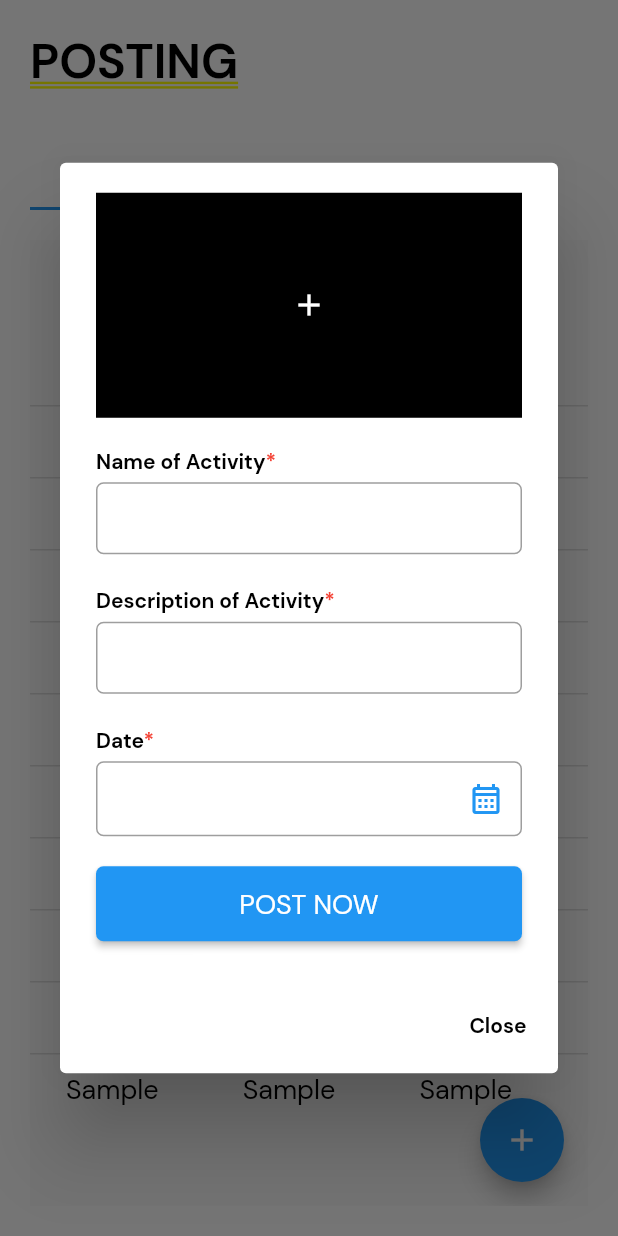
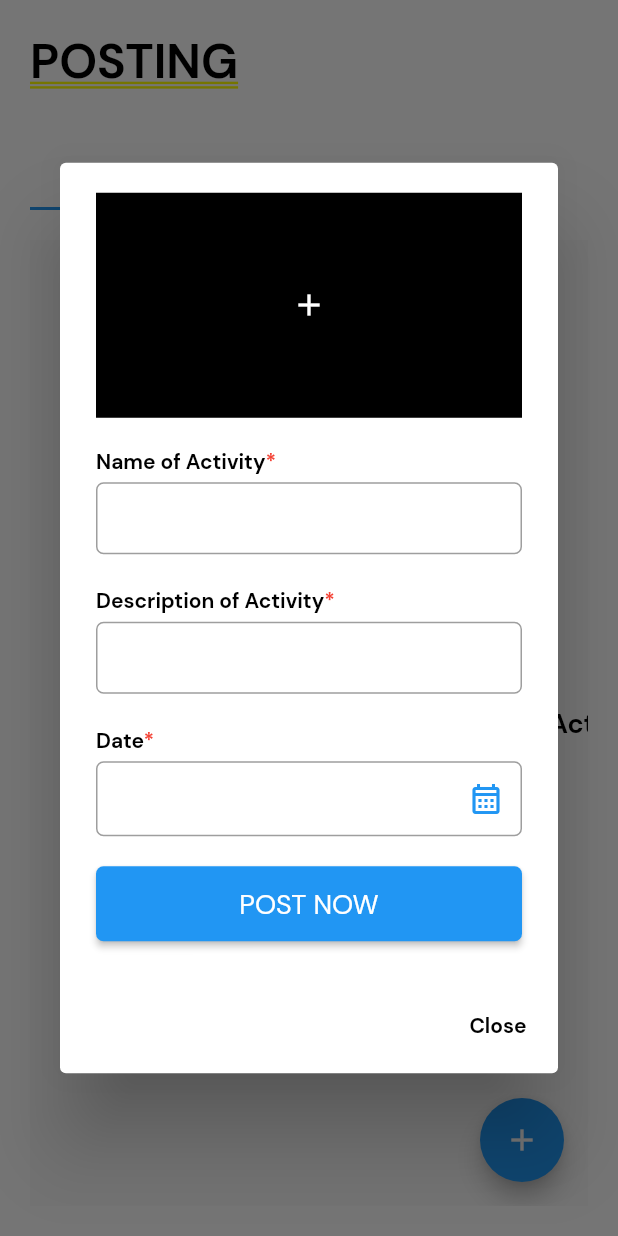
Before and after one commit to lansoyyy/sk-admin, a Flutter app: the PostingTab screen opened directly, after a tap on the "add" icon, on a phone screen of 412 x 824 dp. Run offline on Flutter 3.47's test engine with Material 2 defaults, Android fonts, the light colour scheme and no system bars; our stand-ins replace cloud_firestore, firebase_core, fluttertoast; accounts and stored records are empty.

Commit message:
fetch firebase data on posting

```diff
--- a/lib/screens/tabs/posting_tab.dart
+++ b/lib/screens/tabs/posting_tab.dart
@@ -1,3 +1,4 @@
+import 'package:cloud_firestore/cloud_firestore.dart';
 import 'package:flutter/material.dart';
 import 'package:intl/intl.dart';
 import 'package:sk_admin/widgets/button_widget.dart';
@@ -92,7 +93,7 @@ class _PostingTabState extends State<PostingTab> {
                         Icons.add,
                       ),
                     ),
-                    body: datatable(),
+                    body: datatable('Activities'),
                   ),
                   // Announcements
                   Scaffold(
@@ -123,7 +124,7 @@ class _PostingTabState extends State<PostingTab> {
                         Icons.add,
                       ),
                     ),
-                    body: datatable(),
+                    body: datatable('Announcements'),
                   ),
                   // Survey
                   Scaffold(
@@ -154,7 +155,7 @@ class _PostingTabState extends State<PostingTab> {
                         Icons.add,
                       ),
                     ),
-                    body: datatable(),
+                    body: datatable('Surveys'),
                   ),
                 ]),
               ),
@@ -165,10 +166,25 @@ class _PostingTabState extends State<PostingTab> {
     );
   }
 
-  Widget datatable() {
-    return StreamBuilder<Object>(
-        stream: null,
-        builder: (context, snapshot) {
+  Widget datatable(String collection) {
+    return StreamBuilder<QuerySnapshot>(
+        stream: FirebaseFirestore.instance.collection(collection).snapshots(),
+        builder: (BuildContext context, AsyncSnapshot<QuerySnapshot> snapshot) {
+          if (snapshot.hasError) {
+            print(snapshot.error);
+            return const Center(child: Text('Error'));
+          }
+          if (snapshot.connectionState == ConnectionState.waiting) {
+            return const Padding(
+              padding: EdgeInsets.only(top: 50),
+              child: Center(
+                  child: CircularProgressIndicator(
+                color: Colors.black,
+              )),
+            );
+          }
+
+          final data = snapshot.requireData;
           return Center(
             child: SingleChildScrollView(
               child: DataTable(columns: [
@@ -201,25 +217,27 @@ class _PostingTabState extends State<PostingTab> {
                   ),
                 ),
               ], rows: [
-                for (int i = 0; i < 10; i++)
+                for (int i = 0; i < data.docs.length; i++)
                   DataRow(cells: [
                     DataCell(
                       TextWidget(
-                        text: 'Sample',
+                        text: DateFormat.yMMMd()
+                            .add_jm()
+                            .format(data.docs[i]['dateTime'].toDate()),
                         fontSize: 18,
                         fontFamily: 'Regular',
                       ),
                     ),
                     DataCell(
                       TextWidget(
-                        text: 'Sample',
+                        text: data.docs[i]['name'],
                         fontSize: 18,
                         fontFamily: 'Regular',
                       ),
                     ),
                     DataCell(
                       TextWidget(
-                        text: 'Sample',
+                        text: data.docs[i]['description'],
                         fontSize: 18,
                         fontFamily: 'Regular',
                       ),
@@ -229,9 +247,13 @@ class _PostingTabState extends State<PostingTab> {
                       child: Row(
                         children: [
                           IconButton(
-                              onPressed: () {}, icon: const Icon(Icons.edit)),
-                          IconButton(
-                              onPressed: () {}, icon: const Icon(Icons.delete))
+                              onPressed: () async {
+                                await FirebaseFirestore.instance
+                                    .collection(collection)
+                                    .doc(data.docs[i].id)
+                                    .delete();
+                              },
+                              icon: const Icon(Icons.delete))
                         ],
                       ),
                     )),
```
